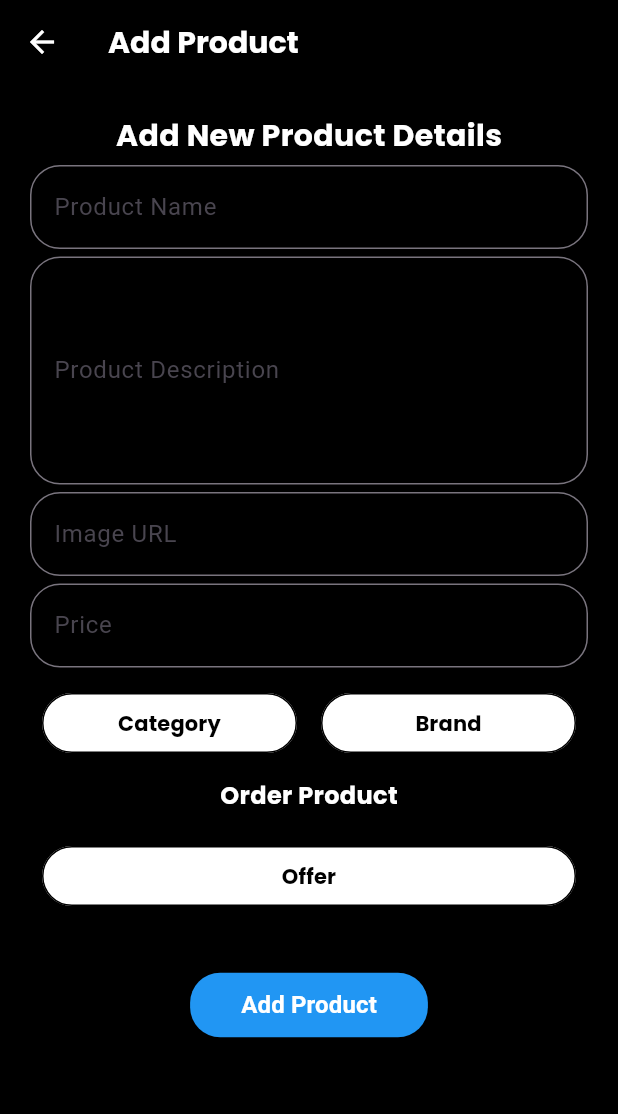
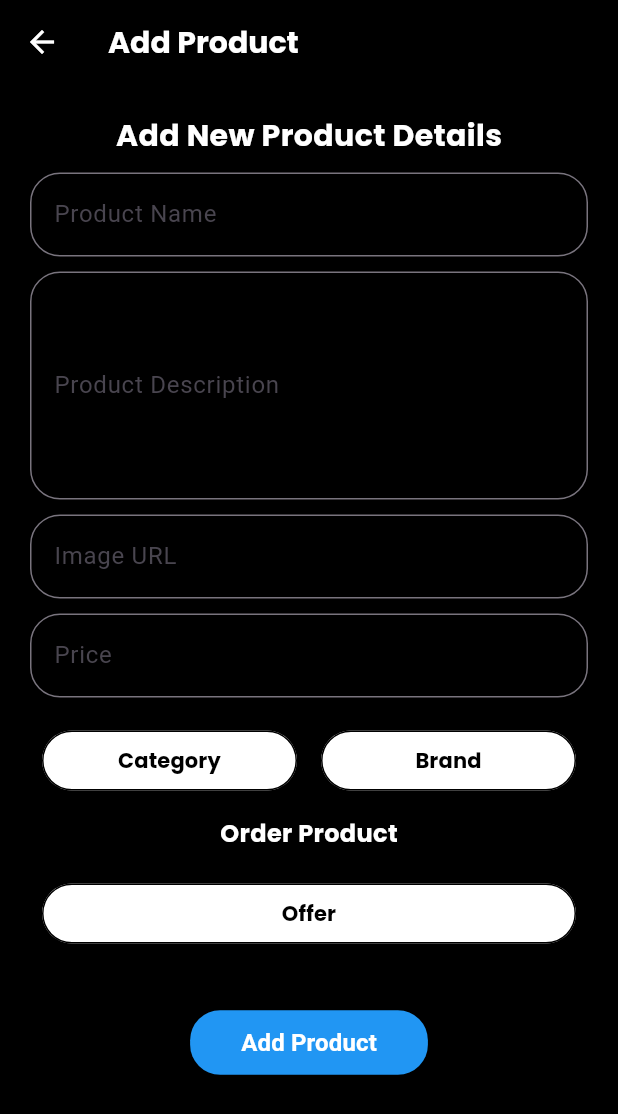
Before and after one commit to Akshat-sGit/e_commerce_flutter, a Flutter app: the screen it shows after launch, after a tap on the "add" icon, on a phone screen of 412 x 824 dp. Shown: the top 1114 px of the screen. Run offline on Flutter 3.47's test engine with Material 3 defaults, Android fonts, the phone set to English and light mode, and no system bars; our stand-ins replace cloud_firestore, firebase_core, get, google_fonts; accounts and stored records are empty.

Commit message:
made some changes

```diff
--- a/lib/main.dart
+++ b/lib/main.dart
@@ -22,6 +22,7 @@ class MyApp extends StatelessWidget {
   Widget build(BuildContext context) {
     return GetMaterialApp(
       title: 'E Commerce ',
+      debugShowCheckedModeBanner: false,
       theme: ThemeData(
         useMaterial3: true,
       ),
--- a/lib/screens/add_product_page.dart
+++ b/lib/screens/add_product_page.dart
@@ -41,7 +41,7 @@ class AddProductPage extends StatelessWidget {
                       fontWeight: FontWeight.bold,
                     ),
                   ),
-                  const SizedBox(height: 5),
+                  const SizedBox(height: 10),
                   TextField(
                     controller: ctrl.nameController,
                     decoration: InputDecoration(
@@ -63,7 +63,7 @@ class AddProductPage extends StatelessWidget {
                       fontWeight: FontWeight.w400,
                     ),
                   ),
-                  const SizedBox(height: 5),
+                  const SizedBox(height: 10),
                   TextField(
                     controller: ctrl.descriptionController,
                     maxLines: 5,
@@ -87,7 +87,7 @@ class AddProductPage extends StatelessWidget {
                       fontWeight: FontWeight.w400,
                     ),
                   ),
-                  const SizedBox(height: 5),
+                  const SizedBox(height: 10),
                   TextField(
                     controller: ctrl.imageController,
                     decoration: InputDecoration(
@@ -109,7 +109,7 @@ class AddProductPage extends StatelessWidget {
                       fontWeight: FontWeight.w400,
                     ),
                   ),
-                  const SizedBox(height: 5),
+                  const SizedBox(height: 10),
                   TextField(
                     controller: ctrl.priceController,
                     decoration: InputDecoration(
@@ -131,13 +131,13 @@ class AddProductPage extends StatelessWidget {
                       fontWeight: FontWeight.w400,
                     ),
                   ),
-                  const SizedBox(height: 5),
+                  const SizedBox(height: 10),
                   Row(
                     children: [
                       Flexible(
                         child: DropDown(
                           dropdownItem: "Category",
-                          items: const ['shoes', 'jackets', 'jeans', 'shirts'],
+                          items: const ['Heels', 'Clogs', 'Sports', 'Boots', 'Sneakers'],
                           selectedItem:
                               ctrl.category, // Pass the selected category
                           onSelected: (value) {
--- a/lib/screens/home_screen.dart
+++ b/lib/screens/home_screen.dart
@@ -16,6 +16,7 @@ class HomePage extends StatelessWidget {
             backgroundColor: Colors.black,
             title: Text(
               "Footwear Admin",
+              textAlign: TextAlign.center,
               style: GoogleFonts.poppins(
                 color: Colors.white,
                 fontSize: 20,
```
